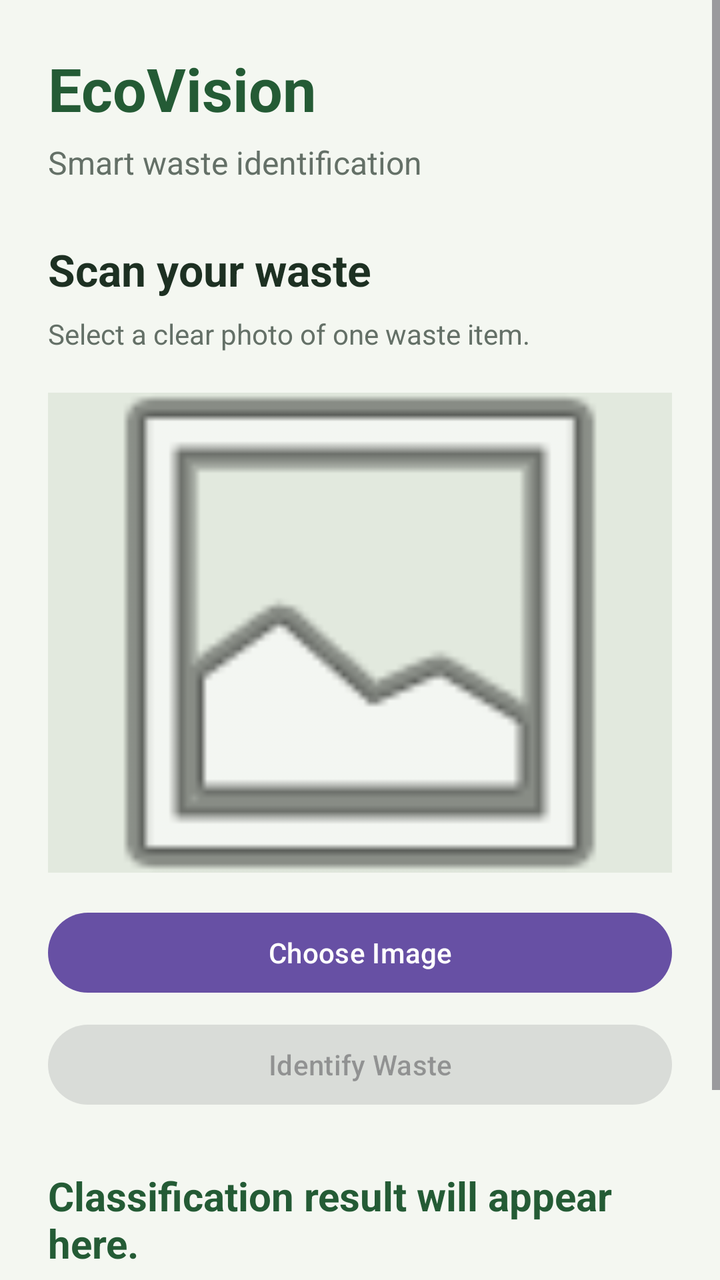
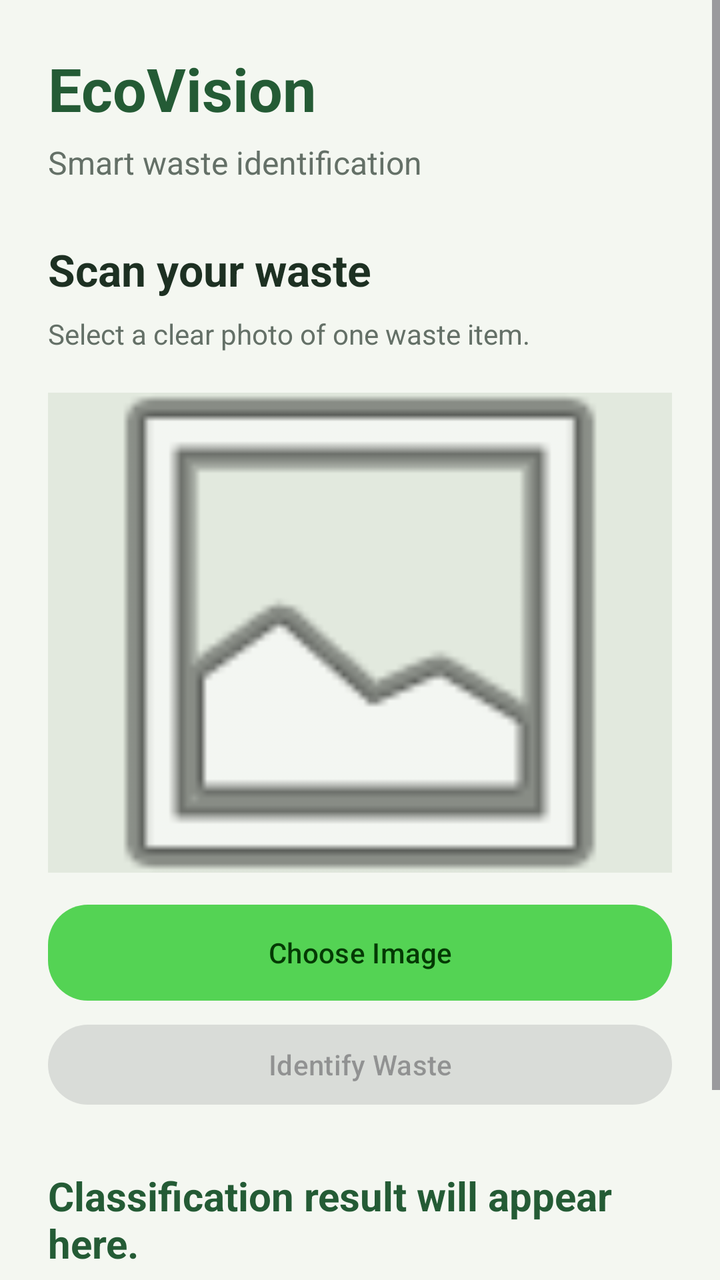

Two renders of the same Android screen: before a commit and after it. Below are the layout's source before the change and the commit's diff.
<!-- AndroidManifest.xml: application theme Theme.RebootEarth -->
<!-- res/layout/activity_main.xml -->
<?xml version="1.0" encoding="utf-8"?>
<ScrollView xmlns:android="http://schemas.android.com/apk/res/android"
    android:id="@+id/main"
    android:layout_width="match_parent"
    android:layout_height="match_parent"
    android:background="#F4F7F1"
    android:fillViewport="true">

    <LinearLayout
        android:layout_width="match_parent"
        android:layout_height="wrap_content"
        android:orientation="vertical"
        android:padding="24dp">

        <TextView
            android:layout_width="wrap_content"
            android:layout_height="wrap_content"
            android:text="EcoVision"
            android:textColor="#245B35"
            android:textSize="30sp"
            android:textStyle="bold" />

        <TextView
            android:layout_width="wrap_content"
            android:layout_height="wrap_content"
            android:layout_marginTop="6dp"
            android:text="Smart waste identification"
            android:textColor="#647067"
            android:textSize="16sp" />

        <TextView
            android:layout_width="wrap_content"
            android:layout_height="wrap_content"
            android:layout_marginTop="28dp"
            android:text="Scan your waste"
            android:textColor="#1D3022"
            android:textSize="22sp"
            android:textStyle="bold" />

        <TextView
            android:layout_width="wrap_content"
            android:layout_height="wrap_content"
            android:layout_marginTop="8dp"
            android:text="Select a clear photo of one waste item."
            android:textColor="#647067"
            android:textSize="14sp" />

        <ImageView
            android:id="@+id/imagePreview"
            android:layout_width="match_parent"
            android:layout_height="240dp"
            android:layout_marginTop="20dp"
            android:background="#E2E9DE"
            android:contentDescription="Selected waste photo"
            android:scaleType="centerCrop"
            android:src="@android:drawable/ic_menu_gallery" />

        <Button
            android:id="@+id/btnChooseImage"
            android:layout_width="match_parent"
            android:layout_height="wrap_content"
            android:layout_marginTop="16dp"
            android:text="Choose Image" />

        <Button
            android:id="@+id/btnClassify"
            android:layout_width="match_parent"
            android:layout_height="wrap_content"
            android:layout_marginTop="8dp"
            android:enabled="false"
            android:text="Identify Waste" />

        <TextView
            android:id="@+id/txtResult"
            android:layout_width="match_parent"
            android:layout_height="wrap_content"
            android:layout_marginTop="28dp"
            android:text="Classification result will appear here."
            android:textColor="#245B35"
            android:textSize="20sp"
            android:textStyle="bold" />

        <TextView
            android:id="@+id/txtConfidence"
            android:layout_width="match_parent"
            android:layout_height="wrap_content"
            android:layout_marginTop="8dp"
            android:textColor="#647067"
            android:textSize="14sp" />

        <TextView
            android:id="@+id/txtGuidance"
            android:layout_width="match_parent"
            android:layout_height="wrap_content"
            android:layout_marginTop="12dp"
            android:padding="16dp"
            android:background="#E2E9DE"
            android:text="Disposal guidance will appear here."
            android:textColor="#263C2B"
            android:textSize="16sp" />

    </LinearLayout>
</ScrollView>
<!-- resources referenced by this layout -->
<resources>
  <style name="Theme.RebootEarth" parent="Base.Theme.RebootEarth" />
  <style name="Base.Theme.RebootEarth" parent="Theme.Material3.DayNight.NoActionBar">
          
          
      </style>
</resources>

<!-- the commit's change to res/layout/activity_main.xml (unified diff, before → after) -->
@@ -1,5 +1,6 @@
 <?xml version="1.0" encoding="utf-8"?>
 <ScrollView xmlns:android="http://schemas.android.com/apk/res/android"
+    xmlns:app="http://schemas.android.com/apk/res-auto"
     android:id="@+id/main"
     android:layout_width="match_parent"
     android:layout_height="match_parent"
@@ -60,6 +61,9 @@
             android:layout_width="match_parent"
             android:layout_height="wrap_content"
             android:layout_marginTop="16dp"
+            android:background="@drawable/choose_image_btn"
+            app:backgroundTint="@null"
+            android:textColor="@color/green"
             android:text="Choose Image" />
 
         <Button
<!-- resource entries referenced after the edit -->
@@ -1,6 +1,16 @@
 <!-- resources referenced by this layout -->
 <resources>
+  <color name="green">#043A04</color>
+  <!-- drawable choose_image_btn (drawable) -->
+  <?xml version="1.0" encoding="utf-8"?>
+  <shape xmlns:android="http://schemas.android.com/apk/res/android"
+      android:shape="rectangle">
+      <solid android:color="@color/lightgreen"/>
+      <corners android:radius="20dp"/>
+  
+  </shape>
   <style name="Theme.RebootEarth" parent="Base.Theme.RebootEarth" />
+  <color name="lightgreen">#54D354</color>
   <style name="Base.Theme.RebootEarth" parent="Theme.Material3.DayNight.NoActionBar">
           
           
